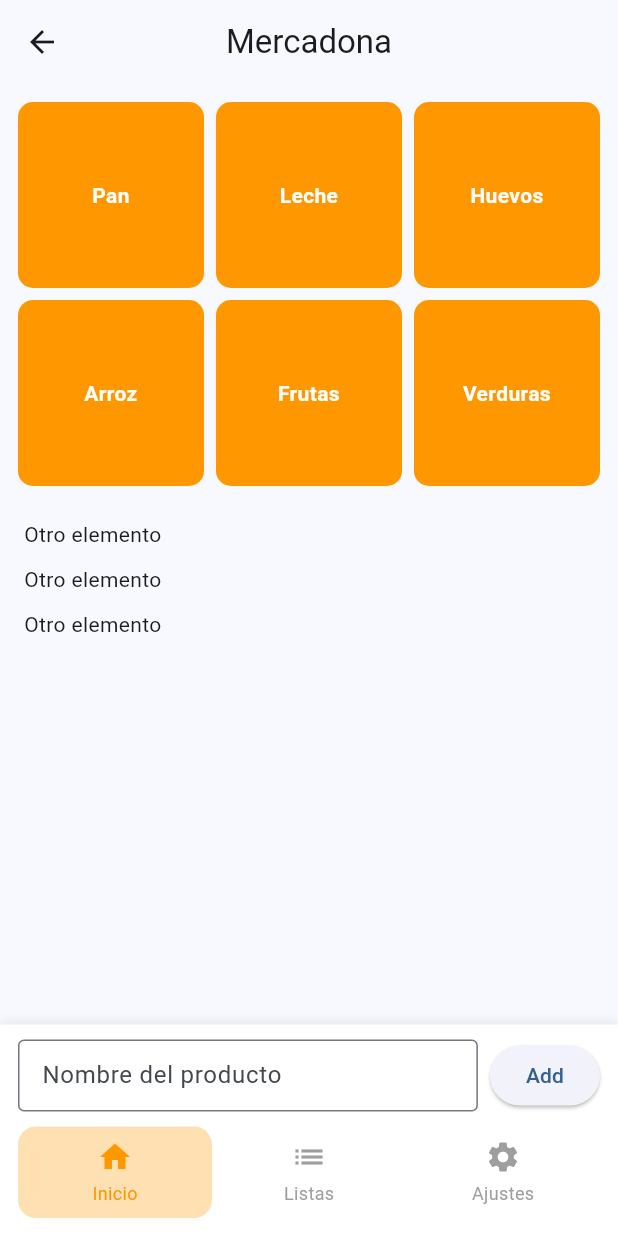
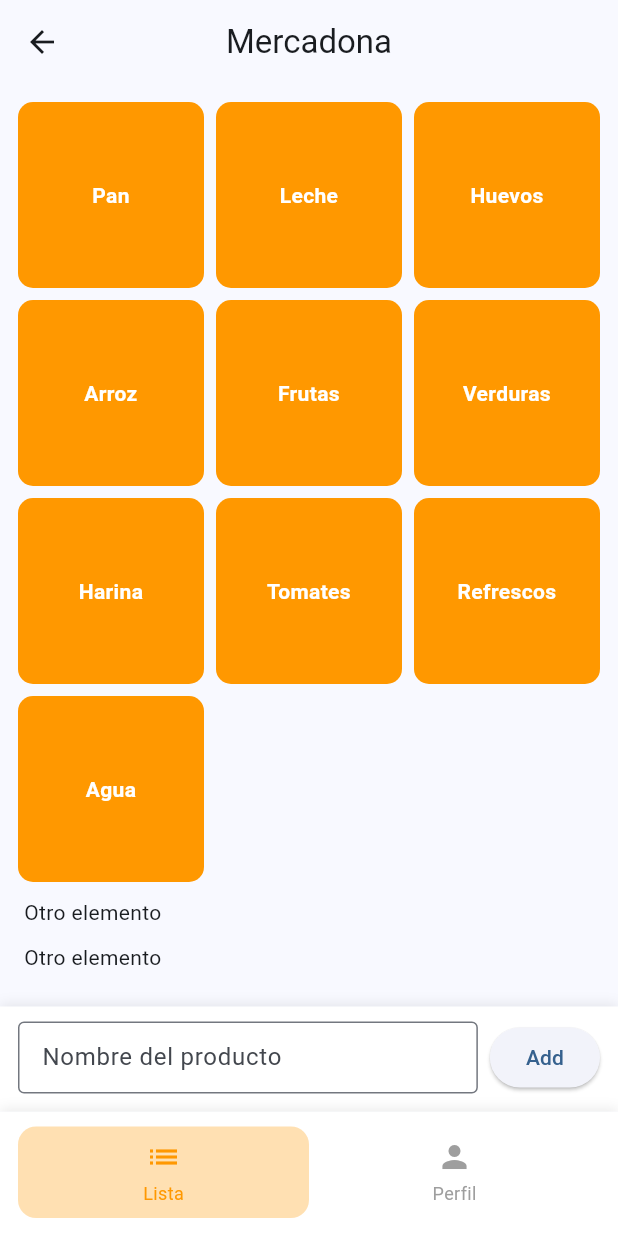
Before and after one commit to Javier-D-Restoy/shopping_hero, a Flutter app: the ListManager screen opened directly, after a tap on "Mercadona", on a phone screen of 412 x 824 dp. Run offline on Flutter 3.47's test engine with Material 3 defaults, Android fonts, the light colour scheme and no system bars.

Commit message:
Muchas cosas

```diff
--- a/lib/core/providers/shopping_provider.dart
+++ b/lib/core/providers/shopping_provider.dart
@@ -1,10 +1,10 @@
 import 'package:flutter/material.dart';
 
 class ShoppingProvider extends ChangeNotifier {
-  String _username = '';
+  String _username = 'Shopping Hero';
   String _password = '';
   bool _isLoading = false;
-  bool _isOffline = false;
+  bool _isOffline = true;
   bool _isLoggedIn = false;
   String? _errorMessage;
 
@@ -16,11 +16,23 @@
       'Arroz',
       'Frutas',
       'Verduras',
+      'Harina',
+      'Tomates',
+      'Refrescos',
+      'Agua',
     ],
     'Aldi': [
       'Pasta',
       'Aceite',
       'Sal',
+      'Helados',
+      'Pizza',
+
+    ],
+    'Suegra': [
+      'Sacarina',
+      'Agua',
+      'Leche sin Lactosa',
     ],
   };
 
@@ -185,7 +197,7 @@
     _password = username.trim();
     _username = password.trim();
     _isOffline = true;
-    _isLoggedIn = true;
+    _isLoggedIn = false;
     _isLoading = false;
     notifyListeners();
   }
--- /dev/null
+++ b/lib/features/auth/presentation/screens/profile_page.dart
@@ -0,0 +1,30 @@
+import 'package:flutter/material.dart';
+
+class ProfilePage extends StatelessWidget {
+  const ProfilePage({super.key});
+
+  @override
+  Widget build(BuildContext context) {
+    return ListView(
+      children: [
+        Column(
+          mainAxisAlignment: MainAxisAlignment.center,
+          children: [
+            const SizedBox(height: 20),
+            Container(
+              width: 20,
+              height: 20,
+              decoration: const BoxDecoration(color: Colors.orange),
+            ),
+            const SizedBox(height: 20),
+            Container(
+              width: 20,
+              height: 20,
+              decoration: const BoxDecoration(color: Colors.blue),
+            ),
+          ],
+        )
+      ],
+    );
+  }
+}
--- /dev/null
+++ b/lib/features/auth/presentation/screens/sharing_page.dart
@@ -0,0 +1,35 @@
+import 'package:flutter/material.dart';
+
+class SharingPage extends StatelessWidget {
+  const SharingPage({super.key});
+
+  @override
+  Widget build(BuildContext context) {
+    return ListView(
+      children: [
+        Column(
+          mainAxisAlignment: MainAxisAlignment.center,
+          children: [
+            Container(
+              width: 20,
+              height: 20,
+              decoration: const BoxDecoration(color: Colors.orange),
+            ),
+            const SizedBox(height: 20),
+            Container(
+              width: 20,
+              height: 20,
+              decoration: const BoxDecoration(color: Colors.blue),
+            ),
+            const SizedBox(height: 20),
+            Container(
+              width: 20,
+              height: 20,
+              decoration: const BoxDecoration(color: Colors.orange),
+            ),
+          ],
+        )
+      ],
+    );
+  }
+}
--- a/lib/features/shopping_lists/presentation/screens/list_main_page.dart
+++ b/lib/features/shopping_lists/presentation/screens/list_main_page.dart
@@ -1,7 +1,10 @@
 import 'package:flutter/material.dart';
 import 'package:provider/provider.dart';
 import 'package:shopping_hero/core/providers/shopping_provider.dart';
+import 'package:shopping_hero/features/auth/presentation/screens/profile_page.dart';
+import 'package:shopping_hero/features/auth/presentation/screens/sharing_page.dart';
 import 'package:shopping_hero/features/products/presentation/widgets/product_bubble.dart';
+import 'package:shopping_hero/shared/widgets/main_bottom_nav.dart';
 
 class ListMainPage extends StatefulWidget {
   const ListMainPage({
@@ -28,48 +31,30 @@
 
     return Scaffold(
       appBar: AppBar(
-        title: Text(widget.listName),
+        title: Text(
+          _selectedIndex == 0
+              ? widget.listName
+              : _selectedIndex == 1
+                  ? 'Profile'
+                  : 'Compartido',
+        ),
         centerTitle: true,
       ),
-      body: CustomScrollView(
-        slivers: [
-          SliverPadding(
-            padding: const EdgeInsets.all(12),
-            sliver: SliverGrid.builder(
-              gridDelegate: const SliverGridDelegateWithFixedCrossAxisCount(
-                crossAxisCount: 3,
-                crossAxisSpacing: 8,
-                mainAxisSpacing: 8,
-                childAspectRatio: 1,
-              ),
-              itemCount: products.length,
-              itemBuilder: (context, index) {
-                return ProductBubble(
-                  label: products[index],
-                  onTap: () => _removeProduct(shoppingProvider, products[index]),
-                );
-              },
-            ),
-          ),
-          const SliverToBoxAdapter(
-            child: Padding(
-              padding: EdgeInsets.symmetric(horizontal: 16, vertical: 10),
-              child: Column(
-                crossAxisAlignment: CrossAxisAlignment.start,
+      body: IndexedStack(
+        index: _selectedIndex,
         children: [
-                  Text('Otro elemento'),
-                  SizedBox(height: 10),
-                  Text('Otro elemento'),
-                  SizedBox(height: 10),
-                  Text('Otro elemento'),
+          _buildListContent(products, shoppingProvider),
+          const ProfilePage(),
+          const SharingPage(),
         ],
       ),
-            ),
-          ),
-        ],
-      ),
-      bottomNavigationBar: SafeArea(
-        child: Container(
+      bottomNavigationBar: _selectedIndex == 0
+          ? SafeArea(
+              top: false,
+              child: Column(
+                mainAxisSize: MainAxisSize.min,
+                children: [
+                  Container(
                     decoration: BoxDecoration(
                       color: Colors.white,
                       boxShadow: [
@@ -81,16 +66,13 @@
                       ],
                     ),
                     padding: const EdgeInsets.fromLTRB(12, 10, 12, 12),
-          child: Column(
-            mainAxisSize: MainAxisSize.min,
-            children: [
-              Row(
+                    child: Row(
                       children: [
                         Expanded(
                           child: TextField(
                             controller: _productNameController,
                             onTapOutside: (event) {
-                        focusNode.unfocus();  // si toco fuera del formulario, remuevo el foco
+                              focusNode.unfocus();
                             },
                             focusNode: focusNode,
                             decoration: const InputDecoration(
@@ -107,57 +89,68 @@
                         ElevatedButton(
                           onPressed: () => _addProduct(shoppingProvider),
                           child: const Text('Add'),
-
                         ),
                       ],
                     ),
-              const SizedBox(height: 10),
-              Row(
-                children: [
-                  _buildNavigationButton(Icons.home, 'Inicio', 0),
-                  _buildNavigationButton(Icons.list, 'Listas', 1),
-                  _buildNavigationButton(Icons.settings, 'Ajustes', 2),
-                ],
+                  ),
+                  MainBottomNav(
+                    currentIndex: _selectedIndex,
+                    showSharedTab: shoppingProvider.isLoggedIn,
+                    onTap: _onNavigationTap,
                   ),
                 ],
               ),
+            )
+          : SafeArea(
+              top: false,
+              child: MainBottomNav(
+                currentIndex: _selectedIndex,
+                showSharedTab: shoppingProvider.isLoggedIn,
+                onTap: _onNavigationTap,
               ),
             ),
     );
   }
 
-  Widget _buildNavigationButton(
-    IconData icon,
-    String label,
-    int index,
+  Widget _buildListContent(
+    List<String> products,
+    ShoppingProvider shoppingProvider,
   ) {
-    final isSelected = _selectedIndex == index;
-
-    return Expanded(
-      child: InkWell(
-        onTap: () => _onNavigationTap(index),
-        borderRadius: BorderRadius.circular(12),
-        child: Container(
-          padding: const EdgeInsets.symmetric(vertical: 8),
-          decoration: BoxDecoration(
-            color: isSelected ? Colors.orange.shade100 : Colors.transparent,
-            borderRadius: BorderRadius.circular(12),
+    return Padding(
+      padding: const EdgeInsets.symmetric(horizontal: 12, vertical: 12),
+      child: CustomScrollView(
+        slivers: [
+          SliverGrid.builder(
+            gridDelegate: const SliverGridDelegateWithFixedCrossAxisCount(
+              crossAxisCount: 3,
+              crossAxisSpacing: 8,
+              mainAxisSpacing: 8,
+              childAspectRatio: 1,
             ),
+            itemCount: products.length,
+            itemBuilder: (context, index) {
+              return ProductBubble(
+                label: products[index],
+                onTap: () => _removeProduct(shoppingProvider, products[index]),
+              );
+            },
+          ),
+          const SliverToBoxAdapter(
+            child: Padding(
+              padding: EdgeInsets.symmetric(horizontal: 4, vertical: 10),
               child: Column(
-            mainAxisSize: MainAxisSize.min,
+                crossAxisAlignment: CrossAxisAlignment.start,
                 children: [
-              Icon(icon, color: isSelected ? Colors.orange : Colors.grey),
-              const SizedBox(height: 4),
-              Text(
-                label,
-                style: TextStyle(
-                  color: isSelected ? Colors.orange : Colors.grey,
-                  fontSize: 12,
+                  Text('Otro elemento'),
+                  SizedBox(height: 10),
+                  Text('Otro elemento'),
+                  SizedBox(height: 10),
+                  Text('Otro elemento'),
+                ],
+              ),
             ),
           ),
         ],
-          ),
-        ),
       ),
     );
   }
--- a/lib/features/shopping_lists/presentation/screens/list_manager_page.dart
+++ b/lib/features/shopping_lists/presentation/screens/list_manager_page.dart
@@ -1,6 +1,7 @@
 import 'package:flutter/material.dart';
 import 'package:provider/provider.dart';
 import 'package:shopping_hero/core/providers/shopping_provider.dart';
+import 'package:shopping_hero/features/auth/presentation/screens/login_page.dart';
 import 'package:shopping_hero/features/shopping_lists/presentation/widgets/list_bubble.dart';
 
 class ListManager extends StatefulWidget {
@@ -23,7 +24,15 @@
         backgroundColor: Colors.lightBlueAccent,
         leading: BackButton(
           onPressed: () {
-            Navigator.pop(context);
+            if (context.mounted) {
+              context.read<ShoppingProvider>().clearSession();
+              Navigator.pushReplacement(
+                context,
+                MaterialPageRoute(
+                  builder: (context) => const LoginPage(),
+                ),
+              );
+            }
           },
         ),
         title: Text(
@@ -32,7 +41,11 @@
         ),
         centerTitle: true,
       ),
-      body: ListView(
+      body: Stack(
+        children: [
+          Positioned.fill(child: Image.asset('assets/images/background/Background_Image_1.jpg', fit: BoxFit.cover,)),
+          SafeArea(
+            child: ListView(
               padding: const EdgeInsets.all(12),
               children: [
                 Column(
@@ -61,6 +74,9 @@
                 ),
               ],
             ),
+          ),
+        ],
+      )
     );
   }
 }
--- /dev/null
+++ b/lib/shared/widgets/main_bottom_nav.dart
@@ -0,0 +1,77 @@
+import 'package:flutter/material.dart';
+
+class MainBottomNav extends StatelessWidget {
+  const MainBottomNav({
+    super.key,
+    required this.currentIndex,
+    required this.onTap,
+    this.showSharedTab = false,
+  });
+
+  final int currentIndex;
+  final ValueChanged<int> onTap;
+  final bool showSharedTab;
+
+  @override
+  Widget build(BuildContext context) {
+    return SafeArea(
+      child: Container(
+        decoration: BoxDecoration(
+          color: Colors.white,
+          boxShadow: [
+            BoxShadow(
+              color: Colors.black.withValues(alpha: 0.08),
+              blurRadius: 6,
+              offset: const Offset(0, -2),
+            ),
+          ],
+        ),
+        padding: const EdgeInsets.fromLTRB(12, 10, 12, 12),
+        child: Row(
+          children: [
+            _buildNavigationButton(Icons.list, 'Lista', 0),
+            _buildNavigationButton(Icons.person, 'Perfil', 1),
+            if (showSharedTab)
+              _buildNavigationButton(Icons.supervised_user_circle, 'Compartido', 2),
+          ],
+        ),
+      ),
+    );
+  }
+
+  Widget _buildNavigationButton(
+    IconData icon,
+    String label,
+    int index,
+  ) {
+    final isSelected = currentIndex == index;
+
+    return Expanded(
+      child: InkWell(
+        onTap: () => onTap(index),
+        borderRadius: BorderRadius.circular(12),
+        child: Container(
+          padding: const EdgeInsets.symmetric(vertical: 8),
+          decoration: BoxDecoration(
+            color: isSelected ? Colors.orange.shade100 : Colors.transparent,
+            borderRadius: BorderRadius.circular(12),
+          ),
+          child: Column(
+            mainAxisSize: MainAxisSize.min,
+            children: [
+              Icon(icon, color: isSelected ? Colors.orange : Colors.grey),
+              const SizedBox(height: 4),
+              Text(
+                label,
+                style: TextStyle(
+                  color: isSelected ? Colors.orange : Colors.grey,
+                  fontSize: 12,
+                ),
+              ),
+            ],
+          ),
+        ),
+      ),
+    );
+  }
+}
```
Also changed, not shown: lib/features/auth/presentation/screens/config_page.dart (added, +39 -0 lines), lib/features/auth/presentation/screens/login_page.dart (+26 -9 lines), lib/features/auth/presentation/screens/register_page.dart (+115 -0 lines), pubspec.yaml (+9 -2 lines), assets/images/Logo_ShoppingHero2.png (deleted), assets/images/background/Background_Image_1.jpg (added), assets/images/background/Background_Image_2.png (added), assets/images/background/Background_Image_3.jpg (added), assets/images/background/Background_Image_4.png (added), assets/images/background/Background_Image_5.png (added), assets/images/background/Background_Image_6.png (added), assets/images/logos/Logo_Register.png (added), assets/images/logos/Logo_ShoppingHero.png (added), assets/images/logos/Logo_ShoppingHero2.png (renamed from assets/images/Logo_ShoppingHero.png), 1 other file. Lines whose indentation alone changed are shown as unchanged.
